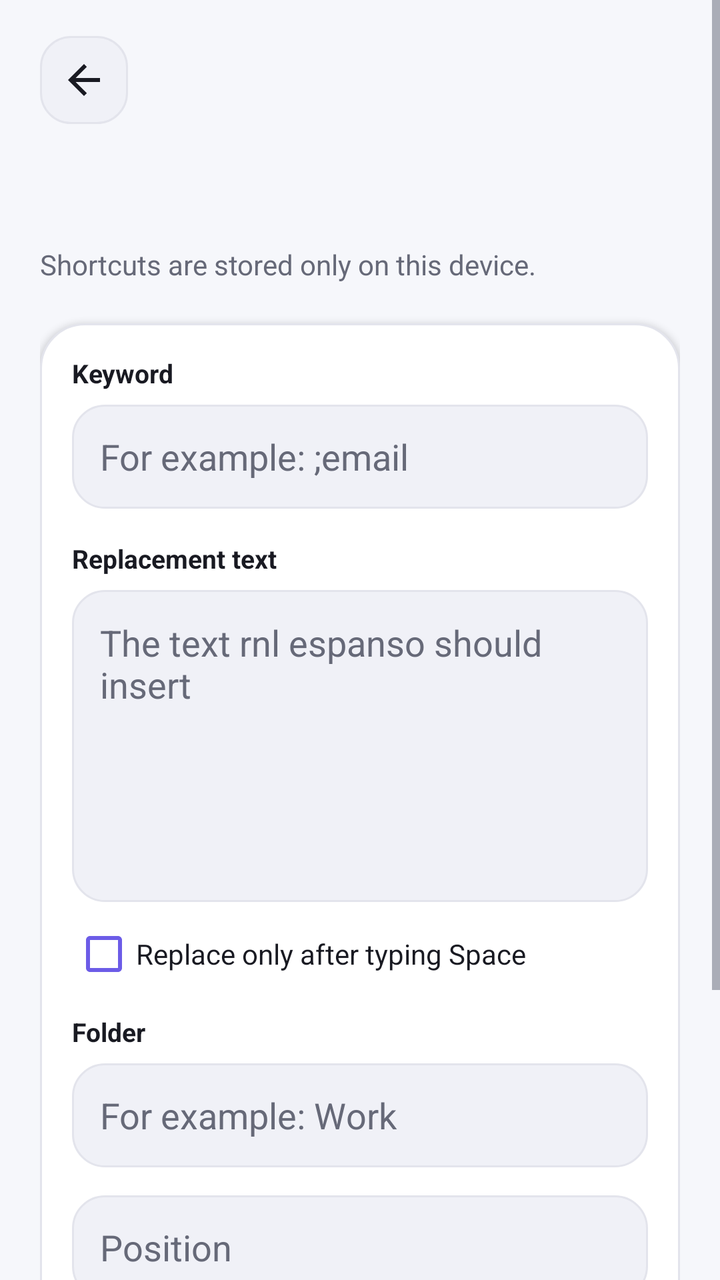
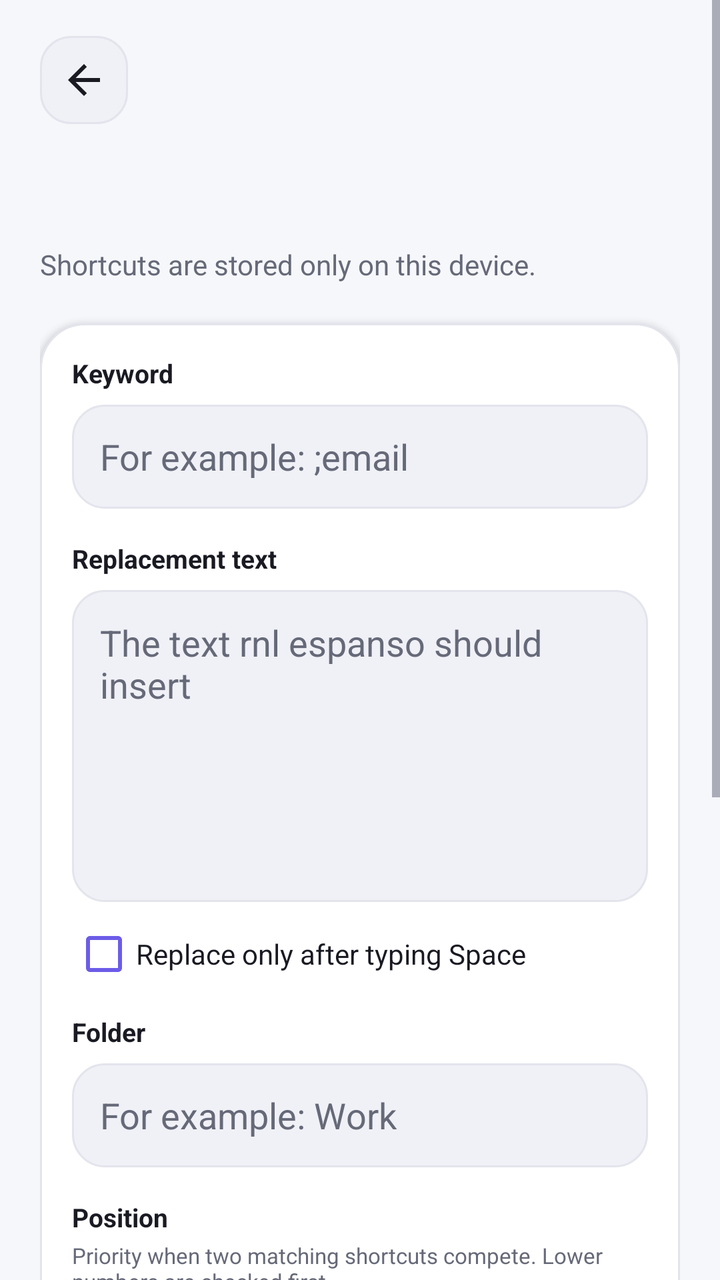

Screens rendered from an Android XML layout before and after an edit, with the pre-edit source and the edit as a unified diff.
<!-- AndroidManifest.xml: application theme AppThemeLight -->
<!-- res/layout/activity_editor.xml -->
<?xml version="1.0" encoding="utf-8"?>
<ScrollView xmlns:android="http://schemas.android.com/apk/res/android"
    android:layout_width="match_parent"
    android:layout_height="match_parent"
    android:clipToPadding="false"
    android:fillViewport="true"
    android:importantForAutofill="noExcludeDescendants">

    <LinearLayout
        android:layout_width="match_parent"
        android:layout_height="wrap_content"
        android:orientation="vertical"
        android:paddingHorizontal="@dimen/page_horizontal_padding"
        android:paddingTop="@dimen/page_top_padding"
        android:paddingBottom="@dimen/page_bottom_padding">

        <ImageButton
            android:id="@+id/cancelButton"
            android:layout_width="44dp"
            android:layout_height="44dp"
            android:background="@drawable/bg_button_secondary"
            android:contentDescription="@string/back"
            android:padding="11dp"
            android:src="@drawable/ic_back"
            android:tint="?attr/colorTextPrimary"
            android:tooltipText="@string/back" />

        <TextView
            android:id="@+id/editorTitle"
            android:layout_width="match_parent"
            android:layout_height="wrap_content"
            android:layout_marginTop="18dp"
            android:textColor="?attr/colorTextPrimary"
            android:textSize="29sp"
            android:textStyle="bold" />

        <TextView
            android:layout_width="match_parent"
            android:layout_height="wrap_content"
            android:layout_marginTop="4dp"
            android:text="@string/editor_subtitle"
            android:textColor="?attr/colorTextSecondary"
            android:textSize="14sp" />

        <LinearLayout
            android:layout_width="match_parent"
            android:layout_height="wrap_content"
            android:layout_marginTop="20dp"
            android:background="@drawable/bg_card"
            android:elevation="2dp"
            android:orientation="vertical"
            android:padding="16dp">

            <TextView
                android:layout_width="wrap_content"
                android:layout_height="wrap_content"
                android:text="@string/keyword"
                android:textColor="?attr/colorTextPrimary"
                android:textSize="13sp"
                android:textStyle="bold" />

            <EditText
                android:id="@+id/keywordInput"
                android:layout_width="match_parent"
                android:layout_height="wrap_content"
                android:layout_marginTop="7dp"
                android:background="@drawable/bg_input"
                android:hint="@string/keyword_hint"
                android:inputType="text"
                android:maxLines="1"
                android:minHeight="52dp"
                android:paddingHorizontal="14dp"
                android:textColor="?attr/colorTextPrimary"
                android:textColorHint="?attr/colorTextSecondary" />

            <TextView
                android:layout_width="wrap_content"
                android:layout_height="wrap_content"
                android:layout_marginTop="16dp"
                android:text="@string/replacement_text"
                android:textColor="?attr/colorTextPrimary"
                android:textSize="13sp"
                android:textStyle="bold" />

            <EditText
                android:id="@+id/replacementInput"
                android:layout_width="match_parent"
                android:layout_height="wrap_content"
                android:layout_marginTop="7dp"
                android:background="@drawable/bg_input"
                android:gravity="top|start"
                android:hint="@string/replacement_hint"
                android:inputType="textMultiLine|textNoSuggestions"
                android:minHeight="156dp"
                android:padding="14dp"
                android:scrollbars="vertical"
                android:textColor="?attr/colorTextPrimary"
                android:textColorHint="?attr/colorTextSecondary" />

            <CheckBox
                android:id="@+id/replaceAfterSpaceInput"
                android:layout_width="match_parent"
                android:layout_height="wrap_content"
                android:layout_marginTop="10dp"
                android:buttonTint="@color/accent"
                android:text="@string/replace_after_space"
                android:textColor="?attr/colorTextPrimary" />

            <TextView
                android:layout_width="wrap_content"
                android:layout_height="wrap_content"
                android:layout_marginTop="14dp"
                android:text="@string/folder"
                android:textColor="?attr/colorTextPrimary"
                android:textSize="13sp"
                android:textStyle="bold" />

            <EditText
                android:id="@+id/folderInput"
                android:layout_width="match_parent"
                android:layout_height="wrap_content"
                android:layout_marginTop="7dp"
                android:background="@drawable/bg_input"
                android:hint="@string/folder_hint"
                android:inputType="textCapWords"
                android:maxLines="1"
                android:minHeight="52dp"
                android:paddingHorizontal="14dp"
                android:textColor="?attr/colorTextPrimary"
                android:textColorHint="?attr/colorTextSecondary" />

            <LinearLayout
                android:layout_width="match_parent"
                android:layout_height="wrap_content"
                android:layout_marginTop="14dp"
                android:orientation="vertical">

                <EditText
                    android:id="@+id/positionInput"
                    android:layout_width="match_parent"
                    android:layout_height="wrap_content"
                    android:background="@drawable/bg_input"
                    android:hint="@string/position"
                    android:inputType="number"
                    android:maxLines="1"
                    android:minHeight="52dp"
                    android:paddingHorizontal="14dp"
                    android:textColor="?attr/colorTextPrimary"
                    android:textColorHint="?attr/colorTextSecondary" />

                <EditText
                    android:id="@+id/strategyInput"
                    android:layout_width="match_parent"
                    android:layout_height="wrap_content"
                    android:layout_marginTop="10dp"
                    android:background="@drawable/bg_input"
                    android:hint="@string/strategy"
                    android:inputType="text"
                    android:maxLines="1"
                    android:minHeight="52dp"
                    android:paddingHorizontal="14dp"
                    android:textColor="?attr/colorTextPrimary"
                    android:textColorHint="?attr/colorTextSecondary" />
            </LinearLayout>
        </LinearLayout>

        <Button
            android:id="@+id/saveButton"
            android:layout_width="match_parent"
            android:layout_height="wrap_content"
            android:layout_marginTop="16dp"
            android:background="@drawable/bg_button_primary"
            android:text="@string/save"
            android:textAllCaps="false"
            android:textColor="@color/on_accent"
            android:minHeight="52dp"
            android:textSize="15sp"
            android:textStyle="bold" />

        <Button
            android:id="@+id/deleteButton"
            android:layout_width="match_parent"
            android:layout_height="wrap_content"
            android:layout_marginTop="10dp"
            android:background="@drawable/bg_danger_button"
            android:text="@string/delete"
            android:textAllCaps="false"
            android:textColor="?attr/colorDanger"
            android:minHeight="50dp"
            android:textStyle="bold"
            android:visibility="gone" />
    </LinearLayout>

</ScrollView>
<!-- resources referenced by this layout -->
<resources>
  <color name="accent">#6C5CE7</color>
  <color name="on_accent">#FFFFFF</color>
  <dimen name="page_bottom_padding">32dp</dimen>
  <dimen name="page_horizontal_padding">20dp</dimen>
  <dimen name="page_top_padding">18dp</dimen>
  <!-- drawable bg_card (drawable) -->
  <?xml version="1.0" encoding="utf-8"?>
  <shape xmlns:android="http://schemas.android.com/apk/res/android">
      <solid android:color="?attr/colorCardSurface" />
      <corners android:radius="22dp" />
      <stroke
          android:width="1dp"
          android:color="?attr/colorBorder" />
  </shape>
  <!-- drawable bg_danger_button (drawable) -->
  <?xml version="1.0" encoding="utf-8"?>
  <shape xmlns:android="http://schemas.android.com/apk/res/android">
      <solid android:color="?attr/colorElevatedSurface" />
      <corners android:radius="15dp" />
      <stroke
          android:width="1dp"
          android:color="?attr/colorDanger" />
  </shape>
  <!-- drawable bg_input (drawable) -->
  <?xml version="1.0" encoding="utf-8"?>
  <shape xmlns:android="http://schemas.android.com/apk/res/android">
      <solid android:color="?attr/colorElevatedSurface" />
      <corners android:radius="16dp" />
      <stroke
          android:width="1dp"
          android:color="?attr/colorBorder" />
      <padding
          android:bottom="2dp"
          android:left="4dp"
          android:right="4dp"
          android:top="2dp" />
  </shape>
  <!-- drawable ic_back (drawable) -->
  <?xml version="1.0" encoding="utf-8"?>
  <vector xmlns:android="http://schemas.android.com/apk/res/android"
      android:width="24dp"
      android:height="24dp"
      android:viewportWidth="24"
      android:viewportHeight="24">
      <path
          android:fillColor="#FFFFFFFF"
          android:pathData="M20,11H7.83l5.59,-5.59L12,4l-8,8 8,8 1.42,-1.41L7.83,13H20z" />
  </vector>
  <string name="back">Back</string>
  <string name="delete">Delete shortcut</string>
  <string name="editor_subtitle">Shortcuts are stored only on this device.</string>
  <string name="folder">Folder</string>
  <string name="folder_hint">For example: Work</string>
  <string name="keyword">Keyword</string>
  <string name="keyword_hint">For example: ;email</string>
  <string name="position">Position</string>
  <string name="replace_after_space">Replace only after typing Space</string>
  <string name="replacement_hint">The text rnl espanso should insert</string>
  <string name="replacement_text">Replacement text</string>
  <string name="save">Save shortcut</string>
  <string name="strategy">Template strategy</string>
  <color name="accent_pressed">#5848CF</color>
  <color name="light_background">#F6F7FB</color>
  <color name="light_surface">#FFFFFF</color>
  <color name="light_text_primary">#191A22</color>
  <color name="light_text_secondary">#666978</color>
  <color name="light_surface_elevated">#F0F1F7</color>
  <color name="light_border">#E3E4EC</color>
  <color name="light_accent_soft">#EEEAFE</color>
  <color name="success">#1A9B69</color>
  <color name="danger">#D64B5F</color>
  <!-- unchanged entries left out for length: 3 -->
</resources>

<!-- the commit's change to res/layout/activity_editor.xml (unified diff, before → after) -->
@@ -132,15 +132,32 @@
             <LinearLayout
                 android:layout_width="match_parent"
                 android:layout_height="wrap_content"
-                android:layout_marginTop="14dp"
+                android:layout_marginTop="16dp"
                 android:orientation="vertical">
+
+                <TextView
+                    android:layout_width="wrap_content"
+                    android:layout_height="wrap_content"
+                    android:text="@string/position"
+                    android:textColor="?attr/colorTextPrimary"
+                    android:textSize="13sp"
+                    android:textStyle="bold" />
+
+                <TextView
+                    android:layout_width="match_parent"
+                    android:layout_height="wrap_content"
+                    android:layout_marginTop="3dp"
+                    android:text="@string/position_detail"
+                    android:textColor="?attr/colorTextSecondary"
+                    android:textSize="11sp" />
 
                 <EditText
                     android:id="@+id/positionInput"
                     android:layout_width="match_parent"
                     android:layout_height="wrap_content"
+                    android:layout_marginTop="7dp"
                     android:background="@drawable/bg_input"
-                    android:hint="@string/position"
+                    android:hint="@string/position_hint"
                     android:inputType="number"
                     android:maxLines="1"
                     android:minHeight="52dp"
@@ -148,19 +165,48 @@
                     android:textColor="?attr/colorTextPrimary"
                     android:textColorHint="?attr/colorTextSecondary" />
 
+                <TextView
+                    android:layout_width="wrap_content"
+                    android:layout_height="wrap_content"
+                    android:layout_marginTop="16dp"
+                    android:text="@string/strategy"
+                    android:textColor="?attr/colorTextPrimary"
+                    android:textSize="13sp"
+                    android:textStyle="bold" />
+
+                <TextView
+                    android:layout_width="match_parent"
+                    android:layout_height="wrap_content"
+                    android:layout_marginTop="3dp"
+                    android:lineSpacingExtra="2dp"
+                    android:text="@string/strategy_detail"
+                    android:textColor="?attr/colorTextSecondary"
+                    android:textSize="11sp" />
+
                 <EditText
                     android:id="@+id/strategyInput"
                     android:layout_width="match_parent"
                     android:layout_height="wrap_content"
-                    android:layout_marginTop="10dp"
+                    android:layout_marginTop="7dp"
                     android:background="@drawable/bg_input"
-                    android:hint="@string/strategy"
+                    android:hint="@string/strategy_hint"
                     android:inputType="text"
                     android:maxLines="1"
                     android:minHeight="52dp"
                     android:paddingHorizontal="14dp"
                     android:textColor="?attr/colorTextPrimary"
                     android:textColorHint="?attr/colorTextSecondary" />
+
+                <TextView
+                    android:layout_width="match_parent"
+                    android:layout_height="wrap_content"
+                    android:layout_marginTop="10dp"
+                    android:background="@drawable/bg_info_note"
+                    android:lineSpacingExtra="2dp"
+                    android:padding="12dp"
+                    android:text="@string/strategy_note"
+                    android:textColor="?attr/colorTextSecondary"
+                    android:textSize="11sp" />
             </LinearLayout>
         </LinearLayout>
 
<!-- resource entries referenced after the edit -->
@@ -22,6 +22,15 @@
       <stroke
           android:width="1dp"
           android:color="?attr/colorDanger" />
+  </shape>
+  <!-- drawable bg_info_note (drawable) -->
+  <?xml version="1.0" encoding="utf-8"?>
+  <shape xmlns:android="http://schemas.android.com/apk/res/android">
+      <solid android:color="?attr/colorAccentSoft" />
+      <corners android:radius="14dp" />
+      <stroke
+          android:width="1dp"
+          android:color="@color/badge_accent" />
   </shape>
   <!-- drawable bg_input (drawable) -->
   <?xml version="1.0" encoding="utf-8"?>
@@ -56,12 +65,18 @@
   <string name="keyword">Keyword</string>
   <string name="keyword_hint">For example: ;email</string>
   <string name="position">Position</string>
+  <string name="position_detail">Priority when two matching shortcuts compete. Lower numbers are checked first.</string>
+  <string name="position_hint">1</string>
   <string name="replace_after_space">Replace only after typing Space</string>
   <string name="replacement_hint">The text rnl espanso should insert</string>
   <string name="replacement_text">Replacement text</string>
   <string name="save">Save shortcut</string>
   <string name="strategy">Template strategy</string>
+  <string name="strategy_detail">Compatibility field preserved when importing or exporting desktop espanso CSV data.</string>
+  <string name="strategy_hint">Optional - usually leave blank</string>
+  <string name="strategy_note">This Android version does not use Template strategy to select replacement text. Leave it blank for normal shortcuts; use Position to control match priority.</string>
   <color name="accent_pressed">#5848CF</color>
+  <color name="badge_accent">#1F6C5CE7</color>
   <color name="light_background">#F6F7FB</color>
   <color name="light_surface">#FFFFFF</color>
   <color name="light_text_primary">#191A22</color>
